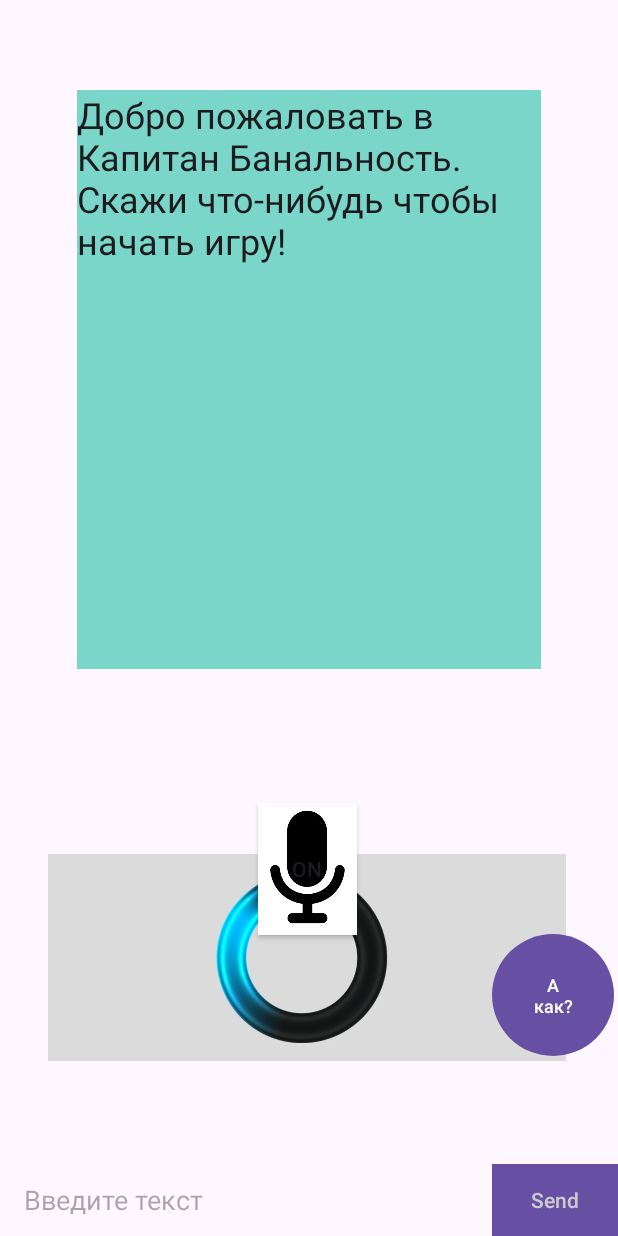
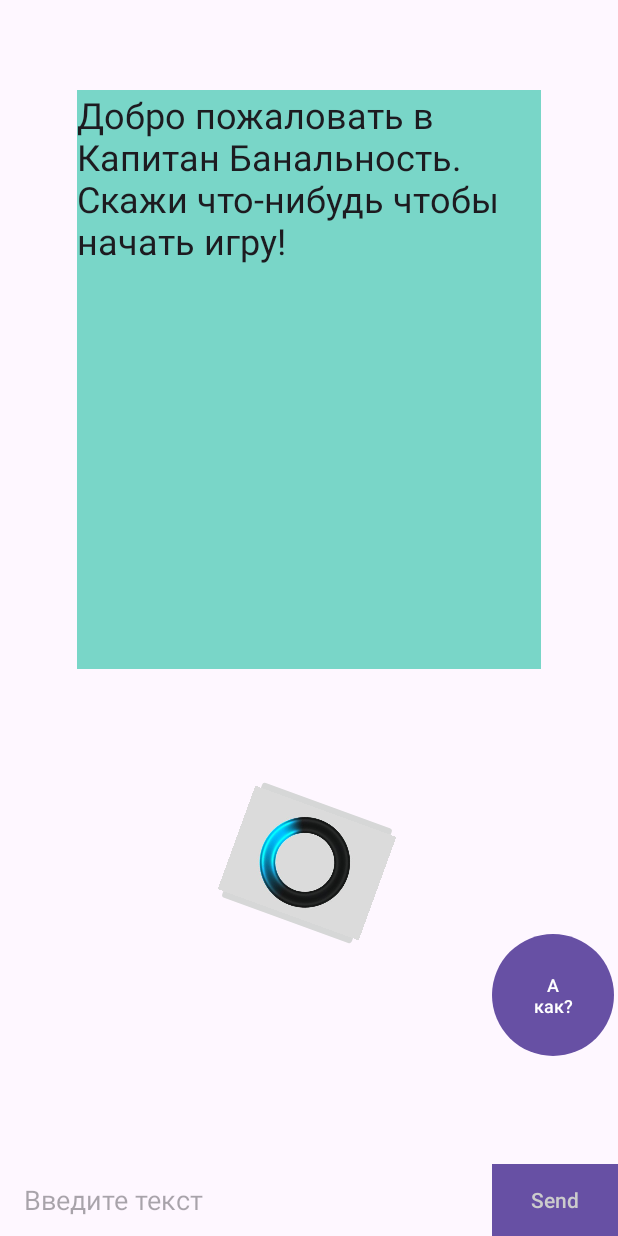
Before and after one commit to Helegven/CaptainD_for_Test, an Android app: the screen it shows after launch (MainActivity), after a tap on an icon or button, on a phone screen of 412 x 824 dp. Run offline under Robolectric (Android 15) with nearby library versions, the phone set to English and light mode, and no system bars.

Commit message:
Разбил ToggleButton на две ImageButton - функцию которая проверку состояния Toggle пока не убирал. Анимацию отмаштабировал, но надо еще закруглить её углы (они почему-то дублируются).

```diff
--- a/app/src/main/java/com/example/captainb/MainActivity.java
+++ b/app/src/main/java/com/example/captainb/MainActivity.java
@@ -17,6 +17,7 @@
 import android.speech.SpeechRecognizer;
 import android.view.View;
 import android.widget.Button;
+import android.widget.ImageButton;
 import android.widget.TextView;
 import android.widget.Toast;
 import android.widget.ToggleButton;
@@ -44,6 +45,7 @@
     private static final String TAG = "MainActivity";
     private AnimationDrawable isAnimation;
     private ImageView img;
+    private ImageView customButton;
 
 
     // A boolean variable to keep track of the animation
@@ -59,7 +61,7 @@
 
         textView = findViewById(R.id.textView);
 
-        ToggleButton customButton = findViewById(R.id.toggle);
+        customButton = findViewById(R.id.toggle);
 
         ActivityCompat.requestPermissions(this, new String[]{RECORD_AUDIO}, PackageManager.PERMISSION_GRANTED);
 
@@ -128,7 +130,7 @@
                             textView.post(new Runnable() {
                                 public void run() {
                                     textView.setText(answer_text);
-                                    customButton.setChecked(false);
+                                    customButton.setVisibility(View.VISIBLE);
                                 }
                             });
 //
@@ -168,6 +170,7 @@
         Toast.makeText(MainActivity.this, "Слушаем..", Toast.LENGTH_SHORT).show();
 //        textView.setText("Слушаем..");
         speechRecognizer.startListening(intentRecognizer);
+        customButton.setVisibility(View.GONE);
         img.setVisibility(View.VISIBLE);
         isAnimation.start();
         isStart = true;
@@ -178,6 +181,7 @@
 //        textView.setText("Стоп");
         Toast.makeText(MainActivity.this, "Всё, не слышу", Toast.LENGTH_SHORT).show();
         img.setVisibility(View.GONE);
+        customButton.setVisibility(View.VISIBLE);
         isAnimation.stop();
         isStart = false;
     }
--- a/app/src/main/res/layout/activity_main.xml
+++ b/app/src/main/res/layout/activity_main.xml
@@ -8,18 +8,7 @@
     android:orientation="vertical"
     tools:context=".MainActivity">
 
-    <ImageView
-        android:id="@+id/img"
-        android:layout_width="345dp"
-        android:layout_height="298dp"
-        android:layout_marginStart="32dp"
-        android:layout_weight="1"
-        android:src="@drawable/animation_button_on"
-        android:visibility="invisible"
-        app:layout_constraintBottom_toBottomOf="parent"
-        app:layout_constraintStart_toStartOf="parent"
-        app:layout_constraintTop_toTopOf="parent"
-        app:layout_constraintVertical_bias="0.93" />
+
 
     <Button
         android:id="@+id/buttonHelp"
@@ -48,13 +37,28 @@
         app:layout_constraintStart_toStartOf="parent"
         app:layout_constraintTop_toTopOf="parent" />
 
-    <ToggleButton
+    <ImageButton
+        android:id="@+id/img"
+        android:layout_width="100dp"
+        android:layout_height="93dp"
+        android:onClick="StopListen"
+        android:rotation="20"
+        android:scaleType="centerCrop"
+        android:src="@drawable/animation_button_on"
+        android:visibility="invisible"
+        app:layout_constraintBottom_toBottomOf="parent"
+        app:layout_constraintEnd_toEndOf="@+id/buttonHelp"
+        app:layout_constraintHorizontal_bias="0.501"
+        app:layout_constraintStart_toStartOf="parent"
+        app:layout_constraintTop_toBottomOf="@+id/textView"
+        app:layout_constraintVertical_bias="0.291" />
+
+    <ImageButton
         android:id="@+id/toggle"
         android:layout_width="66dp"
         android:layout_height="88dp"
-        android:background="@drawable/button_custom"
-        android:onClick="onToggleClicked"
-        android:textOff=" "
+        android:background="@drawable/button_off"
+        android:onClick="StartListen"
         app:layout_constraintBottom_toBottomOf="parent"
         app:layout_constraintEnd_toEndOf="parent"
         app:layout_constraintHorizontal_bias="0.498"
```
